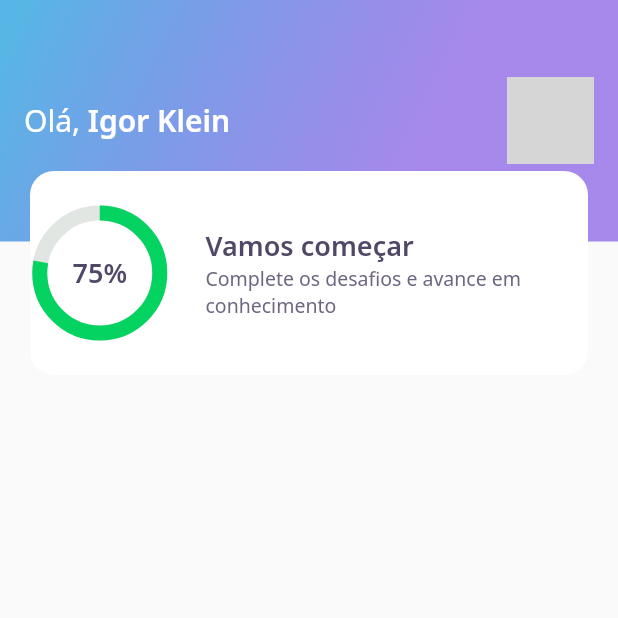
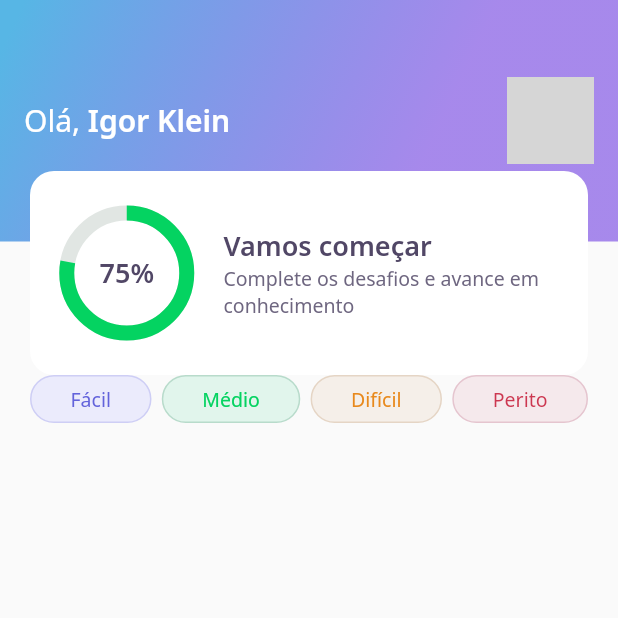
Before and after one commit to IgorKlein/devquiz, a Flutter app: the screen it shows after launch, on a phone screen of 412 x 824 dp, the top half of it. Run offline on Flutter 3.47's test engine with Material 2 defaults, Android fonts, the phone set to English and light mode, and no system bars; our stand-ins replace google_fonts; network calls fail; grey boxes are pictures that could not be loaded.

Commit message:
Aula 01 concluída. Aula 02 até os botões de Fácil, Médio, Difícil e Perito.

```diff
--- a/lib/home/home_page.dart
+++ b/lib/home/home_page.dart
@@ -1,4 +1,5 @@
 import 'package:devquiz/home/widget/appbar/app_bar_widget.dart';
+import 'package:devquiz/home/widget/level_button/level_button_widget.dart';
 import 'package:flutter/material.dart';
 
 class HomePage extends StatefulWidget {
@@ -13,6 +14,26 @@ class _HomePageState extends State<HomePage> {
   Widget build(BuildContext context) {
     return Scaffold(
       appBar: AppBarWidget(),
+      body: Padding(
+        padding: const EdgeInsets.symmetric(horizontal: 20.0),
+        child: Row(
+          mainAxisAlignment: MainAxisAlignment.spaceBetween,
+          children: [
+            LevelButtonWidget(
+              label: 'Fácil',
+            ),
+            LevelButtonWidget(
+              label: 'Médio',
+            ),
+            LevelButtonWidget(
+              label: 'Difícil',
+            ),
+            LevelButtonWidget(
+              label: 'Perito',
+            ),
+          ],
+        ),
+      ),
     );
   }
 }
--- /dev/null
+++ b/lib/home/widget/level_button/level_button_widget.dart
@@ -0,0 +1,61 @@
+import 'package:devquiz/core/app_colors.dart';
+import 'package:flutter/material.dart';
+import 'package:google_fonts/google_fonts.dart';
+
+class LevelButtonWidget extends StatelessWidget {
+  final String label;
+  LevelButtonWidget({
+    Key? key,
+    required this.label,
+}) : assert(["Fácil","Médio","Difícil","Perito",].contains(label)) , super(key : key);
+
+  final config = {
+    "Fácil" : {
+      "color" : AppColors.levelButtonFacil,
+      "borderColor" : AppColors.levelButtonBorderFacil,
+      "fontColor" : AppColors.levelButtonTextFacil,
+    },
+    "Médio" : {
+      "color" : AppColors.levelButtonMedio,
+      "borderColor" : AppColors.levelButtonBorderMedio,
+      "fontColor" : AppColors.levelButtonTextMedio,
+    },
+    "Difícil" : {
+      "color" : AppColors.levelButtonDificil,
+      "borderColor" : AppColors.levelButtonBorderDificil,
+      "fontColor" : AppColors.levelButtonTextDificil,
+    },
+    "Perito" : {
+      "color" : AppColors.levelButtonPerito,
+      "borderColor" : AppColors.levelButtonBorderPerito,
+      "fontColor" : AppColors.levelButtonTextPerito,
+    },
+  };
+
+  Color get color => config[label]!['color']!;
+  Color get borderColor => config[label]!['borderColor']!;
+  Color get fontColor => config[label]!['fontColor']!;
+
+  @override
+  Widget build(BuildContext context) {
+    return Container(
+      decoration: BoxDecoration(
+        color: color,
+        border: Border.fromBorderSide(
+          BorderSide(color: borderColor),
+        ),
+        borderRadius: BorderRadius.circular(28),
+      ),
+      child: Padding(
+        padding: const EdgeInsets.symmetric(horizontal: 26, vertical: 6),
+        child: Text(
+          label,
+          style: GoogleFonts.notoSans(
+            color: fontColor,
+            fontSize: 13,
+          ),
+        ),
+      ),
+    );
+  }
+}
--- a/lib/home/widget/scorecard/scorecard_widget.dart
+++ b/lib/home/widget/scorecard/scorecard_widget.dart
@@ -14,6 +14,8 @@ class ScoreCardWidget extends StatelessWidget {
           color: AppColors.white,
           borderRadius: BorderRadius.circular(16.0),
         ),
+        child: Padding(
+          padding: const EdgeInsets.symmetric(horizontal: 24.0),
           child: Row(
             crossAxisAlignment: CrossAxisAlignment.center,
             children: [
@@ -44,6 +46,7 @@ class ScoreCardWidget extends StatelessWidget {
             ],
           ),
         ),
+      ),
     );
   }
 }
```
Lines whose indentation alone changed are shown as unchanged.
